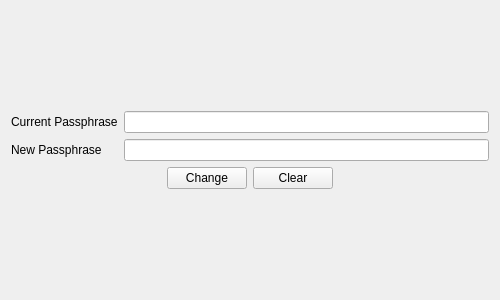
First picture: the form in client/gui/change_passphrase_form.ui, repository TemplateName56/Blockchain_Wallet, before the edit.
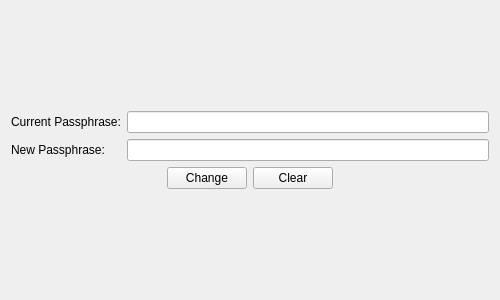
Second picture: the form after the edit.

```diff
--- a/client/gui/change_passphrase_form.ui
+++ b/client/gui/change_passphrase_form.ui
@@ -44,7 +44,7 @@
      <item row="0" column="0">
       <widget class="QLabel" name="currentPassLabel">
        <property name="text">
-        <string>Current Passphrase</string>
+        <string>Current Passphrase:</string>
        </property>
       </widget>
      </item>
@@ -54,7 +54,7 @@
      <item row="1" column="0">
       <widget class="QLabel" name="newPassLabel">
        <property name="text">
-        <string>New Passphrase</string>
+        <string>New Passphrase:</string>
        </property>
       </widget>
      </item>
```
Left out of the diff: 6 changed lines with no effect on the pictures.
